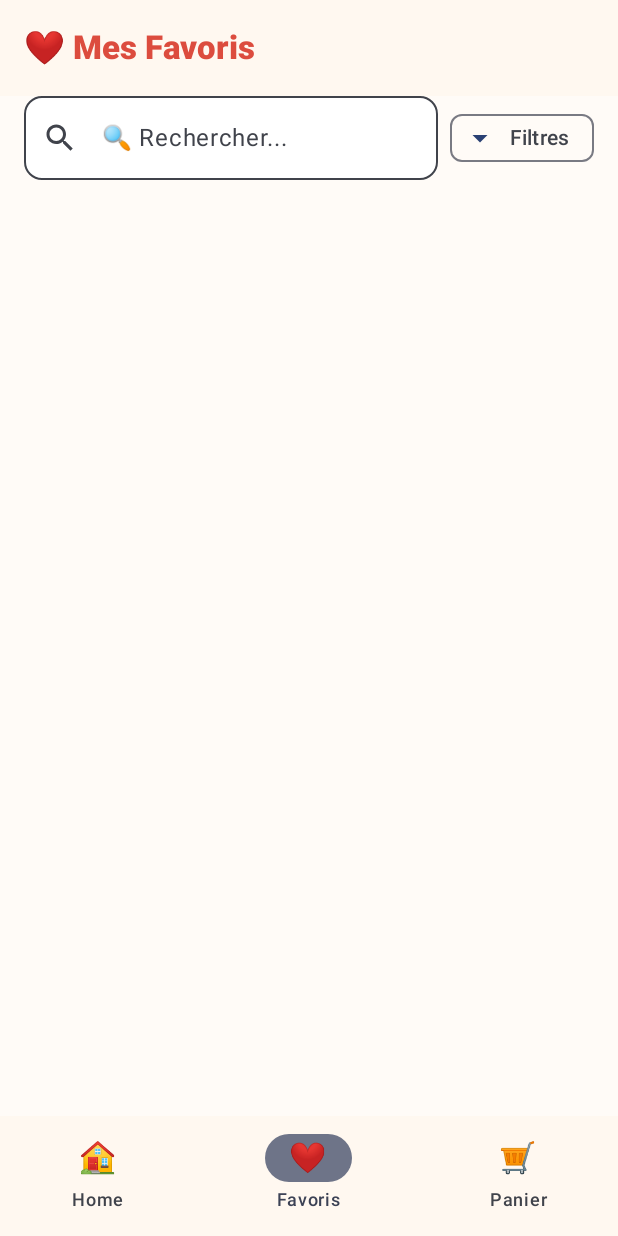
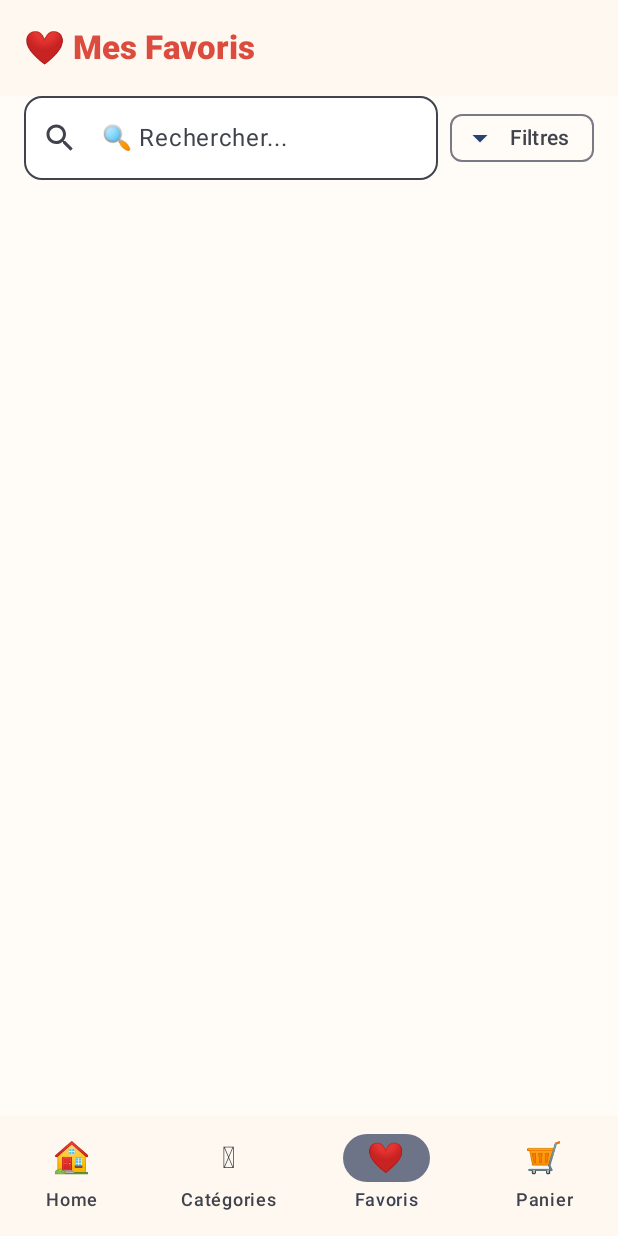
Before and after one commit to zahrahiu/TP-Android-ZohraJbari, an Android app built with Jetpack Compose: the FavoritesScreen screen opened through its navigation route, on a phone screen of 412 x 824 dp. Run offline under Robolectric (Android 15) with nearby library versions, the phone set to English and light mode, and no system bars; our stand-ins replace Dagger/Hilt's generated code, accompanist; 6 statements that could not run were skipped.

```diff
--- a/app/src/main/java/com/example/myapplication/navigator/Navigator.kt
+++ b/app/src/main/java/com/example/myapplication/navigator/Navigator.kt
@@ -48,8 +48,11 @@ fun AppNavigation(viewModel: ProductViewModel) {
                 onNavigateToDetails = { id -> nav.navigate("${Routes.ProductDetail}/$id") },
                 onNavigateToHome = { nav.navigate(Routes.Home) },
                 onNavigateToFavorites = { nav.navigate(Routes.Favorites) },
-                onNavigateToCart = { nav.navigate(Routes.Cart) }
-            )
+                onNavigateToCart = { nav.navigate(Routes.Cart) },
+                onNavigateToCategory = { nav.navigate(Routes.CategorySelection) },
+
+                )
+
         }
         composable("${Routes.ProductDetail}/{id}",
             arguments = listOf(navArgument("id") { type = NavType.StringType })
@@ -73,8 +76,10 @@ fun AppNavigation(viewModel: ProductViewModel) {
                 viewModel = cartVM,
                 onNavigateToHome = { nav.navigate(Routes.Home) },
                 onNavigateToFavorites = { nav.navigate(Routes.Favorites) },
-                onNavigateToCart = { nav.navigate(Routes.Cart) }
-            )
+                onNavigateToCart = { nav.navigate(Routes.Cart) },
+                onNavigateToCategory = { nav.navigate(Routes.CategorySelection) },
+
+                )
         }
         composable(Routes.CategorySelection) {
             CategorySelectionScreen(
--- a/app/src/main/java/com/example/myapplication/ui/product/screens/FavoritesScreen.kt
+++ b/app/src/main/java/com/example/myapplication/ui/product/screens/FavoritesScreen.kt
@@ -31,6 +31,8 @@ fun FavoritesScreen(
     onNavigateToDetails: (String) -> Unit,
     onNavigateToHome: () -> Unit,
     onNavigateToFavorites: () -> Unit,
+    onNavigateToCategory: () -> Unit,
+
     onNavigateToCart: () -> Unit       // ← زدت هاد callback جديد
 ) {
     val state       by viewModel.state.collectAsState()
@@ -93,6 +95,12 @@ fun FavoritesScreen(
                     onClick = onNavigateToHome,
                     icon = { Text("🏠", fontSize = 20.sp) },
                     label = { Text("Home") }
+                )
+                NavigationBarItem(
+                    selected = false,
+                    onClick = onNavigateToCategory,
+                    icon = { Text("🪷", fontSize = 20.sp) },
+                    label = { Text("Catégories") }
                 )
                 NavigationBarItem(
                     selected = true,
```
Also changed, not shown: app/src/main/java/com/example/myapplication/ui/cart/CartScreen.kt (+37 -2 lines).
